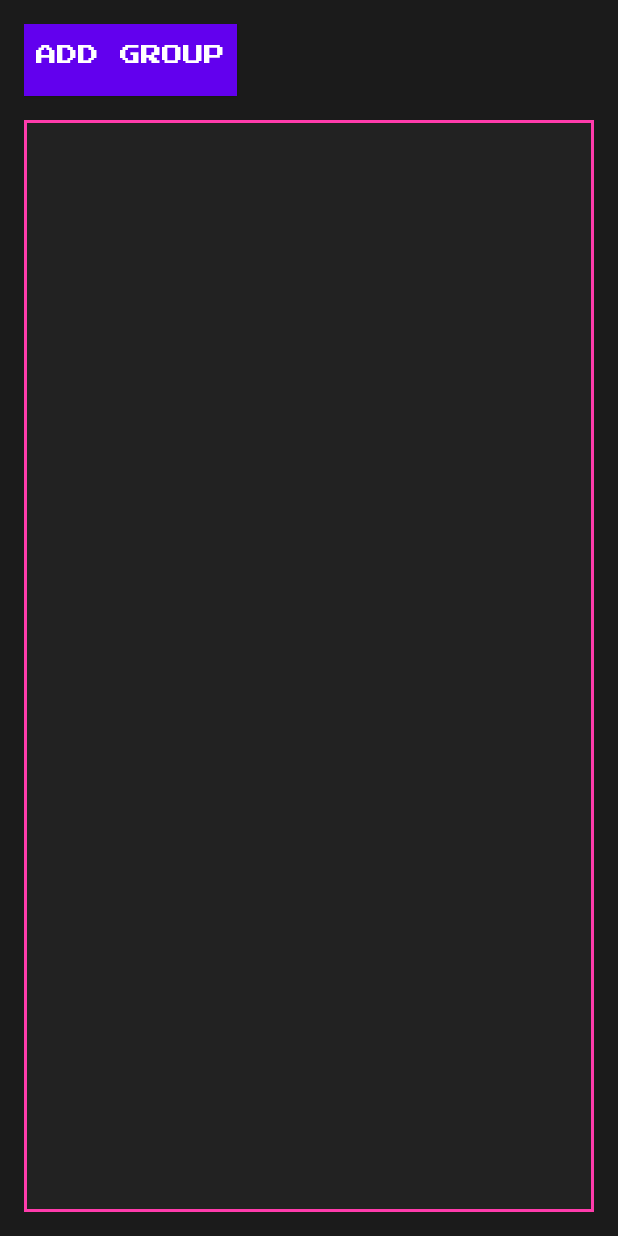
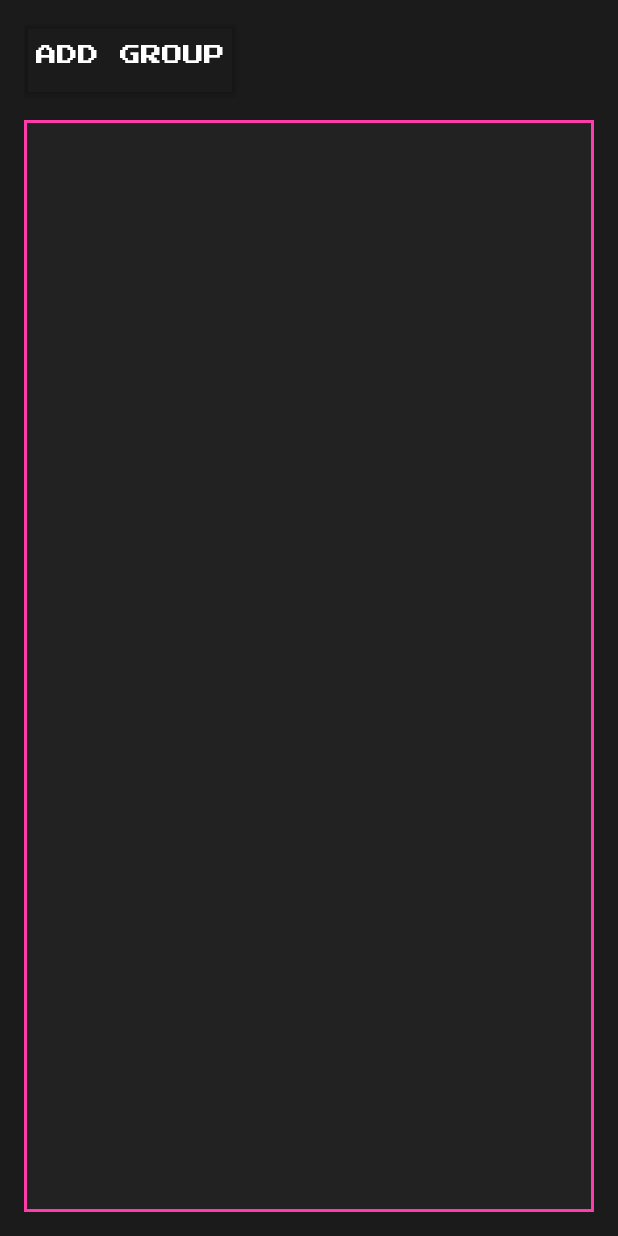
Before and after one commit to icedpotat/Impostata, an Android app: the screen it shows after launch (GroupActivity), after a tap on "GRUPPEN", on a phone screen of 412 x 824 dp. Run offline under Robolectric (Android 15) with nearby library versions, the phone set to English and light mode, and no system bars.

Commit message:
Enable fullscreen mode and transparent status bar
Set both MainActivity and GroupActivity to fullscreen by applying WindowManager flags in onCreate and specifying the app theme in the manifest. Updated the app theme to use transparent primary colors and status bar for a more immersive UI.

```diff
--- a/app/src/main/AndroidManifest.xml
+++ b/app/src/main/AndroidManifest.xml
@@ -13,10 +13,12 @@
         android:theme="@style/Theme.Impostata"
         tools:targetApi="31">
         <activity android:name=".GroupActivity"
+            android:theme="@style/Theme.Impostata"
             android:windowSoftInputMode="adjustResize"
             />
         <activity
             android:name=".MainActivity"
+            android:theme="@style/Theme.Impostata"
             android:exported="true"
             android:windowSoftInputMode="adjustResize"
             >
--- a/app/src/main/java/com/freeze/impostata/GroupActivity.kt
+++ b/app/src/main/java/com/freeze/impostata/GroupActivity.kt
@@ -24,6 +24,7 @@ import androidx.core.content.res.ResourcesCompat
 import androidx.core.view.children
 import android.util.Log
 import android.view.View
+import android.view.WindowManager
 
 
 class GroupActivity : AppCompatActivity() {
@@ -32,6 +33,12 @@ class GroupActivity : AppCompatActivity() {
 
     override fun onCreate(savedInstanceState: Bundle?) {
         super.onCreate(savedInstanceState)
+
+        window.setFlags(
+            WindowManager.LayoutParams.FLAG_FULLSCREEN,
+            WindowManager.LayoutParams.FLAG_FULLSCREEN
+        )
+
         setContentView(R.layout.activity_group)
         supportActionBar?.hide()
 
--- a/app/src/main/java/com/freeze/impostata/MainActivity.kt
+++ b/app/src/main/java/com/freeze/impostata/MainActivity.kt
@@ -1,12 +1,20 @@
 package com.freeze.impostata
 
 import android.os.Bundle
+import android.view.Window
+import android.view.WindowManager
 import androidx.appcompat.app.AppCompatActivity
 
 class MainActivity : AppCompatActivity() {
 
     override fun onCreate(savedInstanceState: Bundle?) {
         super.onCreate(savedInstanceState)
+
+        window.setFlags(
+            WindowManager.LayoutParams.FLAG_FULLSCREEN,
+            WindowManager.LayoutParams.FLAG_FULLSCREEN
+        )
+
         setContentView(R.layout.activity_main)
         supportActionBar?.hide()
 
--- a/app/src/main/res/values/themes.xml
+++ b/app/src/main/res/values/themes.xml
@@ -2,15 +2,15 @@
     <!-- Base application theme. -->
     <style name="Theme.Impostata" parent="Theme.MaterialComponents.DayNight.NoActionBar">
         <!-- Primary brand color. -->
-        <item name="colorPrimary">@color/purple_500</item>
-        <item name="colorPrimaryVariant">@color/purple_700</item>
+        <item name="colorPrimary">@android:color/transparent</item>
+        <item name="colorPrimaryVariant">@android:color/transparent</item>
         <item name="colorOnPrimary">@color/white</item>
         <!-- Secondary brand color. -->
         <item name="colorSecondary">@color/teal_200</item>
         <item name="colorSecondaryVariant">@color/teal_700</item>
         <item name="colorOnSecondary">@color/black</item>
         <!-- Status bar color. -->
-        <item name="android:statusBarColor">?attr/colorPrimaryVariant</item>
+        <item name="android:statusBarColor">@android:color/transparent</item>
         <!-- Customize your theme here. -->
     </style>
 </resources>
```
